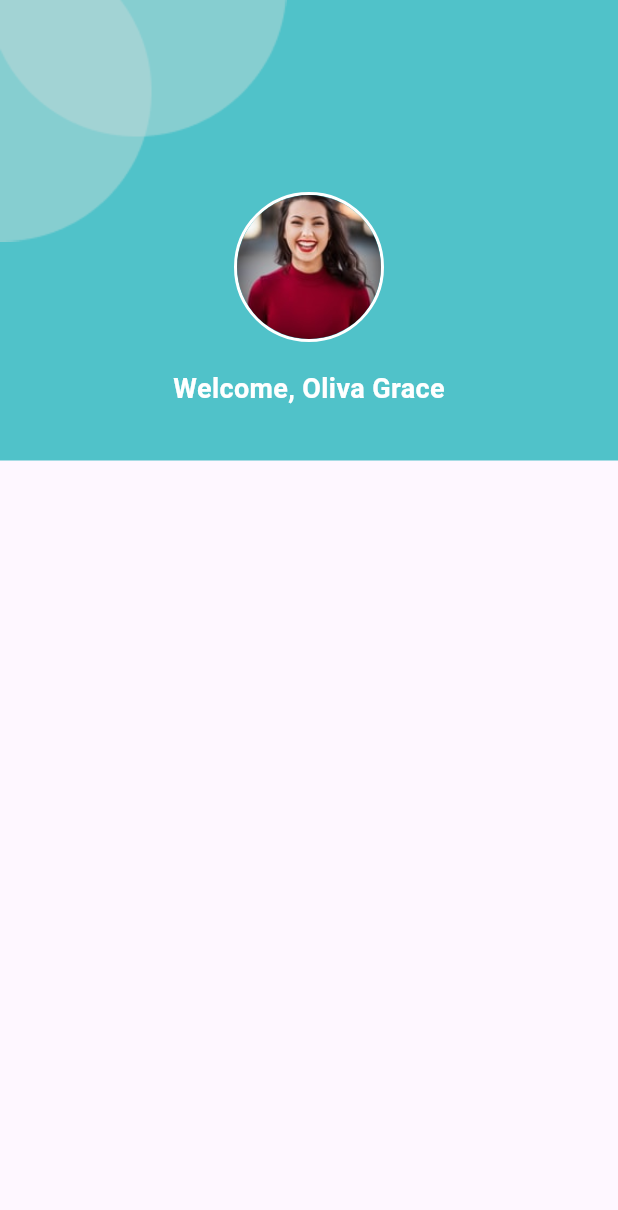
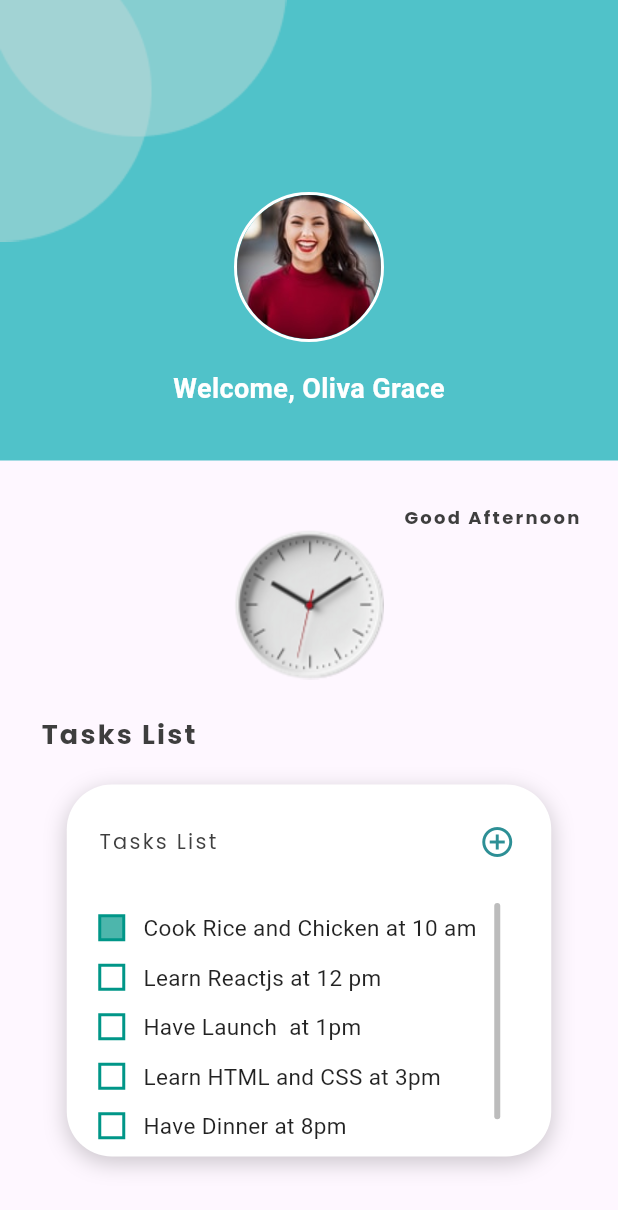
Before and after one commit to mazdon9/todo_app, a Flutter app: the DashBoardScreen screen opened directly, on a phone screen of 412 x 824 dp. Shown: the top 1210 px of the screen. Run offline on Flutter 3.47's test engine with Material 3 defaults, Android fonts, the phone set to English and light mode, and no system bars; Roboto replaces fonts that are missing (Poppins-Regulator).

Commit message:
message: Task04 - Dash_Board_Screen

```diff
--- a/lib/main.dart
+++ b/lib/main.dart
@@ -63,6 +63,7 @@ class TodoApp extends StatelessWidget {
                 fontFamily: 'Poppins',
                 fontSize: 13,
                 fontWeight: FontWeight.w400,
+                height: 2,
               ),
             ),
           ),
@@ -486,7 +487,9 @@ class DashBoardScreen extends StatelessWidget {
   @override
   Widget build(BuildContext context) {
     return Scaffold(
-      body: Stack(
+      body: Column(
+        children: [
+          Stack(
             children: [
               Container(
                 width: MediaQuery.of(context).size.width,
@@ -535,10 +538,170 @@ class DashBoardScreen extends StatelessWidget {
               ),
             ],
           ),
+          SizedBox(height: 25),
+          Padding(
+            padding: const EdgeInsets.only(right: 25.0),
+            child: Align(
+              alignment: Alignment.topRight,
+              child: Text(
+                'Good Afternoon',
+                style: TextStyle(
+                  fontFamily: 'Poppins',
+                  fontSize: 12,
+                  fontWeight: FontWeight.w600,
+                  color: Color(0xff3E3E3E),
+                  letterSpacing: 1.5,
+                ),
+              ),
+            ),
+          ),
+          SizedBox(
+            width: 100,
+            height: 100,
+            child: Align(
+              alignment: Alignment.center,
+              child: Image.asset('assets/images/wall_oclock.png'),
+            ),
+          ),
+          SizedBox(height: 24),
+          Padding(
+            padding: const EdgeInsets.only(left: 27.0),
+            child: Align(
+              alignment: Alignment.topLeft,
+              child: Text(
+                'Tasks List',
+                style: TextStyle(
+                  fontFamily: 'Poppins',
+                  fontSize: 18,
+                  fontWeight: FontWeight.w600,
+                  color: Color(0xff3E3E3E),
+                  letterSpacing: 1.5,
+                ),
+              ),
+            ),
+          ),
+          SizedBox(height: 20),
+          TaskListView(),
+        ],
+      ),
     );
   }
 }
-// Padding(
-//           padding: const EdgeInsets.only(top: 134, bottom: 74),
-//           child: Center(child: Text('Welcome, Oliva Grace', style: TextStyle(fontFamily: 'Poppins-Regular', fontSize: 18, fontWeight: FontWeight.w600, color: Colors.white),)),
-//         )
+
+class TaskListView extends StatelessWidget {
+  const TaskListView({super.key});
+
+  @override
+  Widget build(BuildContext context) {
+    return Container(
+      width: 323,
+      height: 248,
+      padding: const EdgeInsets.only(top: 26, left: 21),
+      decoration: BoxDecoration(
+        color: Colors.white,
+        borderRadius: BorderRadius.circular(30),
+        boxShadow: [
+          BoxShadow(
+            color: Colors.black.withOpacity(0.2),
+            blurRadius: 12,
+            offset: Offset(0, 4),
+          ),
+        ],
+      ),
+      child: Column(
+        children: [
+          Row(
+            mainAxisAlignment: MainAxisAlignment.spaceBetween,
+            children: [
+              Align(
+                alignment: Alignment.topLeft,
+                child: Text(
+                  'Tasks List',
+                  style: TextStyle(
+                    fontFamily: 'Poppins',
+                    fontSize: 14,
+                    fontWeight: FontWeight.w400,
+                    color: Color(0xff3E3E3E),
+                    letterSpacing: 1.5,
+                  ),
+                ),
+              ),
+              Padding(
+                padding: const EdgeInsets.only(right: 24.0),
+                child: Align(
+                  alignment: Alignment.topLeft,
+                  child: Icon(
+                    Icons.add_circle_outline,
+                    color: Color(0xff2D8F95),
+                    size: 24,
+                  ),
+                ),
+              ),
+            ],
+          ),
+          SizedBox(height: 29),
+          TaskListOnly(),
+        ],
+      ),
+    );
+  }
+}
+
+class TaskListOnly extends StatelessWidget {
+  final List<String> tasks = [
+    "Cook Rice and Chicken at 10 am",
+    "Learn Reactjs at 12 pm",
+    "Have Launch  at 1pm",
+    "Learn HTML and CSS at 3pm",
+    "Have Dinner at 8pm",
+    " Go to Sleep at 10pm",
+  ];
+  TaskListOnly({super.key});
+
+  @override
+  Widget build(BuildContext context) {
+    return Expanded(
+      child: Padding(
+        padding: const EdgeInsets.only(
+          right: 34,
+        ), // 👈 Đẩy scrollbar vào trái 34px
+        child: Scrollbar(
+          thumbVisibility: true,
+          thickness: 4,
+          radius: Radius.circular(10),
+          child: ListView.builder(
+            padding: EdgeInsets.only(right: 0), // 👈 Bỏ padding trong ListView
+            itemCount: tasks.length,
+            itemBuilder: (context, index) {
+              return Padding(
+                padding: const EdgeInsets.symmetric(vertical: 6.0),
+                child: Row(
+                  children: [
+                    // Fake checkbox
+                    Container(
+                      width: 18,
+                      height: 18,
+                      margin: EdgeInsets.only(right: 12),
+                      decoration: BoxDecoration(
+                        border: Border.all(color: Colors.teal, width: 2),
+                        color: index == 0
+                            ? Colors.teal[300]
+                            : Colors.transparent,
+                      ),
+                    ),
+                    Expanded(
+                      child: Text(
+                        tasks[index],
+                        style: TextStyle(fontSize: 15, color: Colors.black87),
+                      ),
+                    ),
+                  ],
+                ),
+              );
+            },
+          ),
+        ),
+      ),
+    );
+  }
+}
```
Also changed, not shown: assets/images/wall_oclock.png (added). Lines whose indentation alone changed are shown as unchanged.
